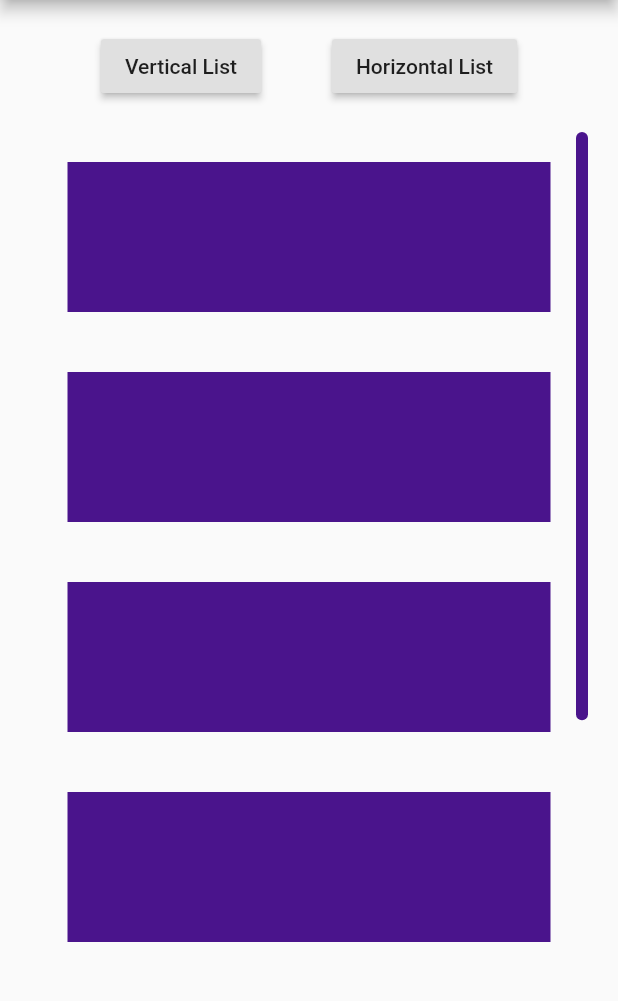
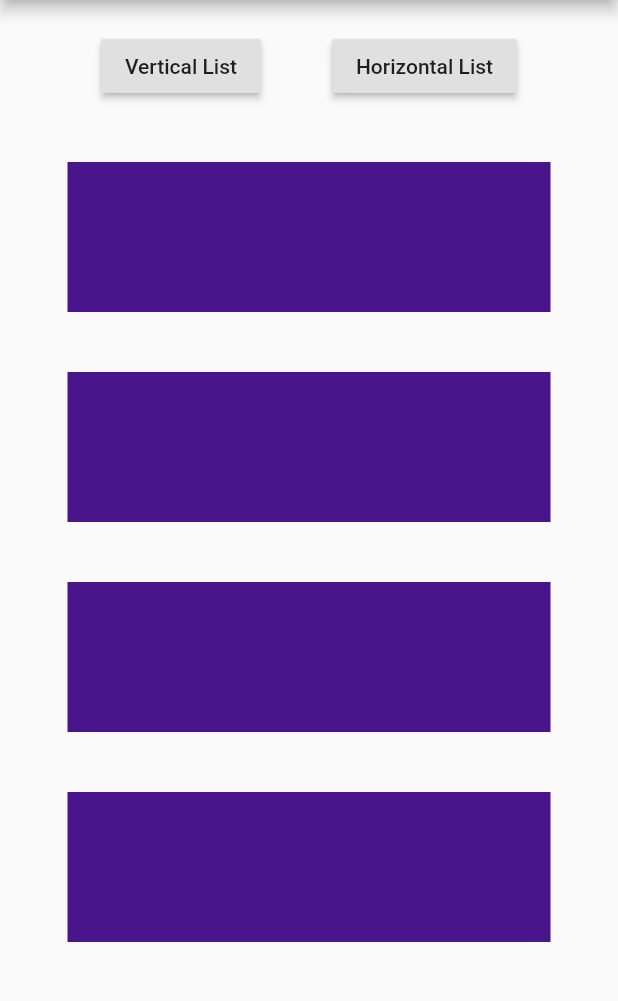
Before and after one commit to VickySalunkhe/vs_scrollbar, a Flutter app: the screen it shows after launch, on a phone screen of 412 x 824 dp, the part 84-1085 px from its top. Run offline on Flutter 3.47's test engine with Material 2 defaults, Android fonts, the phone set to English and light mode, and no system bars.

```diff
--- a/example/lib/main.dart
+++ b/example/lib/main.dart
@@ -64,9 +64,13 @@ class _MyHomePageState extends State<MyHomePage> {
                 allowDrag:
                     true, // allows to scroll the list using scrollbar [Default : true]
                 color: Colors.purple[900], // sets color of vsScrollBar
-                isAlwaysShown: true, // default false
+                // isAlwaysShown: true, // default false
                 radius: 50, // sets radius of vsScrollBar
                 thickness: 8, // sets thickness of vsScrollBar
+                // sets scrollbar fade duration [ Default : Duration(milliseconds: 300)]
+                scrollbarFadeDuration: Duration(milliseconds: 500),
+                // sets scrollbar fade duration [ Default : Duration(milliseconds: 600)]
+                scrollbarTimeToFade: Duration(milliseconds: 800),
                 child: ListView.builder(
                     controller:
                         _scrollController, // use same scrollController object to support drag functionality
--- a/lib/vs_scrollbar.dart
+++ b/lib/vs_scrollbar.dart
@@ -37,6 +37,8 @@ class VsScrollbar extends StatefulWidget {
     this.controller,
     this.allowDrag = true,
     this.isAlwaysShown = false,
+    this.scrollbarFadeDuration = _kScrollbarFadeDuration,
+    this.scrollbarTimeToFade = _kScrollbarTimeToFade,
   })  : assert(!isAlwaysShown || controller != null,
             'When isAlwaysShown is true, must pass a controller that is attached to a scroll view'),
         super(key: key);
@@ -66,6 +68,9 @@ class VsScrollbar extends StatefulWidget {
   // sets radius to the CustomScrollBar
   final double radius;
 
+  final Duration scrollbarFadeDuration;
+  final Duration scrollbarTimeToFade;
+
   @override
   _ScrollbarState createState() => _ScrollbarState();
 }
@@ -84,7 +89,7 @@ class _ScrollbarState extends State<VsScrollbar> with TickerProviderStateMixin {
     super.initState();
     _fadeoutAnimationController = AnimationController(
       vsync: this,
-      duration: _kScrollbarFadeDuration,
+      duration: widget.scrollbarFadeDuration,
     );
     _fadeoutOpacityAnimation = CurvedAnimation(
       parent: _fadeoutAnimationController,
@@ -165,7 +170,7 @@ class _ScrollbarState extends State<VsScrollbar> with TickerProviderStateMixin {
       );
       if (!widget.isAlwaysShown) {
         _fadeoutTimer?.cancel();
-        _fadeoutTimer = Timer(_kScrollbarTimeToFade, () {
+        _fadeoutTimer = Timer(widget.scrollbarTimeToFade, () {
           _fadeoutAnimationController.reverse();
           _fadeoutTimer = null;
         });
--- a/pubspec.yaml
+++ b/pubspec.yaml
@@ -1,6 +1,6 @@
 name: vs_scrollbar
 description: Customizable ScrollBar that can be dragged for quick navigation supporting both Horizontal and Vertical list.
-version: 0.1.0
+version: 0.1.1
 homepage: https://github.com/VickySalunkhe/vs_scrollbar.git
 repository: https://github.com/VickySalunkhe/vs_scrollbar.git
 
```
Also changed, not shown: example/pubspec.lock, 2 other files.
